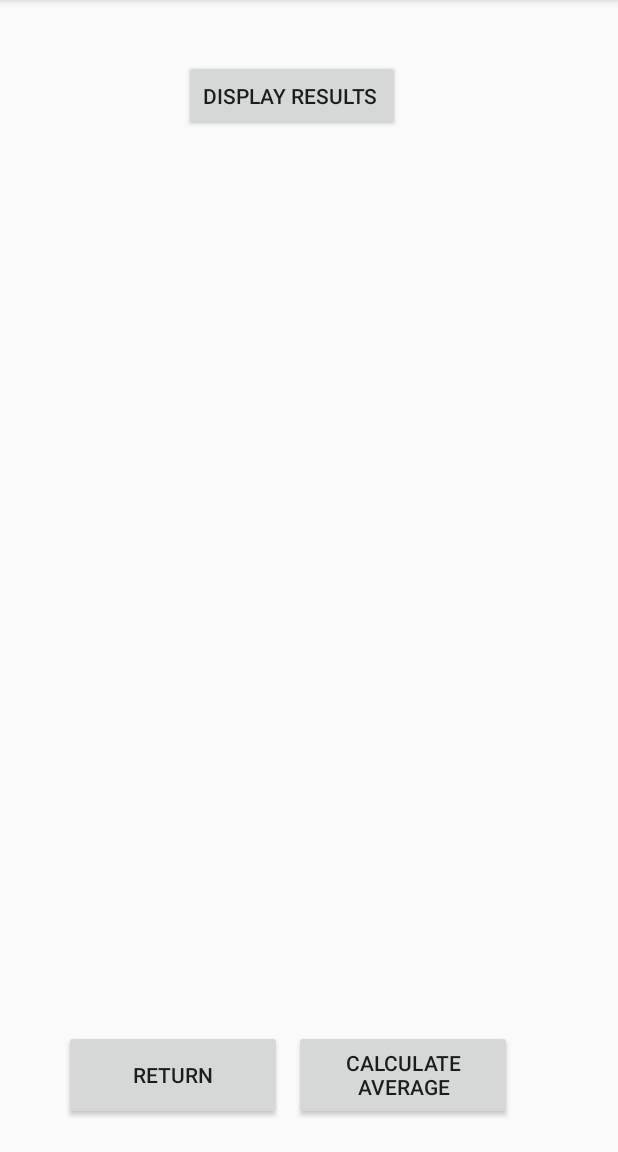
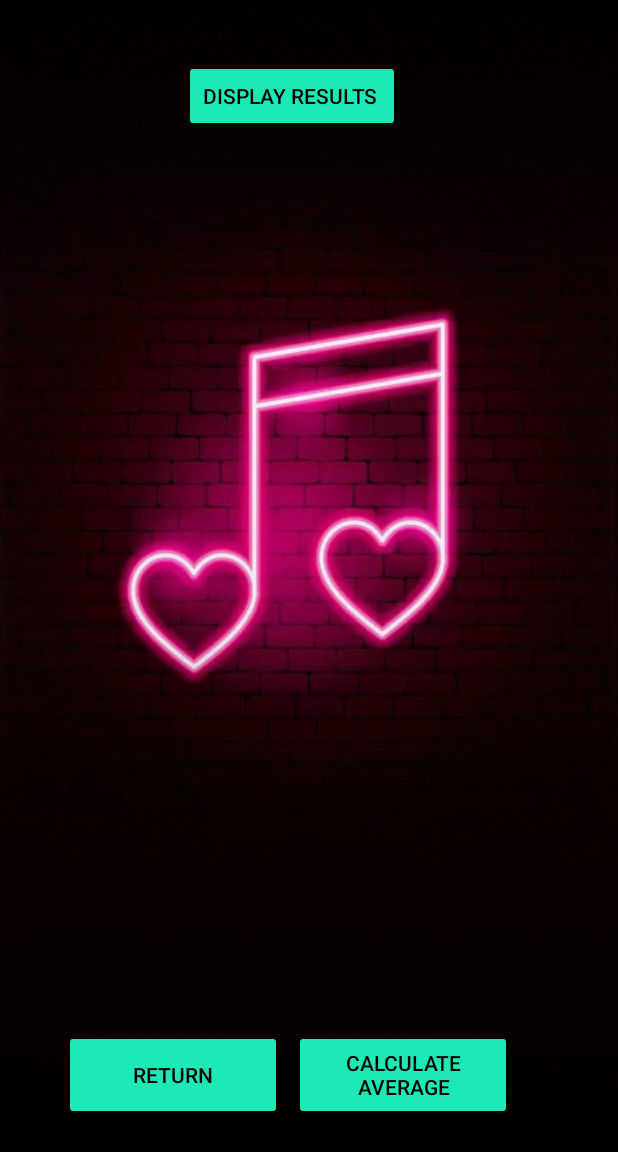
Before and after one commit to Jean-glitch22/Music_Playlist_Manager_App, an Android app: the screen it shows after launch (DetailedViewScreen), after a tap on "NEXT", on a phone screen of 412 x 824 dp, the part 84-1236 px from its top. Run offline under Robolectric (Android 15) with nearby library versions, the phone set to English and light mode, and no system bars; 1 other tap on this screen came first.

Commit message:
Screen Two commit

```diff
--- a/app/src/main/java/vcmsa/jean/musicplaylistmanagerapp/MainActivity.kt
+++ b/app/src/main/java/vcmsa/jean/musicplaylistmanagerapp/MainActivity.kt
@@ -4,20 +4,18 @@ import android.content.Intent
 import android.os.Bundle
 import android.widget.Button
 import android.widget.EditText
-// import android.widget.TextView // Not used, can be removed
 import android.widget.Toast
 import androidx.activity.enableEdgeToEdge
 import androidx.appcompat.app.AppCompatActivity
 import androidx.core.view.ViewCompat
 import androidx.core.view.WindowInsetsCompat
-// import kotlin.jvm.java // Not used, can be removed
 
 class MainActivity : AppCompatActivity() {
-    // These will store the data for your playlist
-    private val songTitlesList = ArrayList<String>() // Renamed for clarity and made private
-    private val artistNameList = ArrayList<String>() // Renamed for clarity and made private
-    private val ratingList = ArrayList<Int>()      // Renamed for clarity and made private
-    private val commentsList = ArrayList<String>()   // Renamed for clarity and made private
+    // these store the data of the playlist
+    private val songTitlesList = ArrayList<String>()
+    private val artistNameList = ArrayList<String>()
+    private val ratingList = ArrayList<Int>()
+    private val commentsList = ArrayList<String>()
 
     // Declare lateinit properties for your views
     private lateinit var edtSongTitles: EditText
--- a/app/src/main/res/layout/activity_detailed_view_screen.xml
+++ b/app/src/main/res/layout/activity_detailed_view_screen.xml
@@ -7,6 +7,27 @@
     android:layout_height="match_parent"
     tools:context=".DetailedViewScreen">
 
+    <androidx.constraintlayout.widget.ConstraintLayout
+        android:layout_width="0dp"
+        android:layout_height="0dp"
+        app:layout_constraintBottom_toBottomOf="parent"
+        app:layout_constraintEnd_toEndOf="parent"
+        app:layout_constraintStart_toStartOf="@+id/imageView"
+        app:layout_constraintTop_toTopOf="parent">
+
+    </androidx.constraintlayout.widget.ConstraintLayout>
+
+    <ImageView
+        android:id="@+id/imageView"
+        android:layout_width="0dp"
+        android:layout_height="0dp"
+        android:scaleType="fitXY"
+        app:layout_constraintBottom_toBottomOf="parent"
+        app:layout_constraintEnd_toEndOf="parent"
+        app:layout_constraintStart_toStartOf="parent"
+        app:layout_constraintTop_toTopOf="parent"
+        app:srcCompat="@drawable/music" />
+
     <Button
         android:id="@+id/btnDisplay"
         android:layout_width="wrap_content"
@@ -14,7 +35,9 @@
         android:layout_marginStart="20dp"
         android:layout_marginTop="40dp"
         android:layout_marginEnd="20dp"
+        android:backgroundTint="#1DE9B6"
         android:text="Display Results "
+        android:textColor="@color/black"
         app:layout_constraintBottom_toTopOf="@+id/tvResults"
         app:layout_constraintEnd_toEndOf="parent"
         app:layout_constraintHorizontal_bias="0.45"
@@ -28,7 +51,9 @@
         android:layout_height="60dp"
         android:layout_marginEnd="40dp"
         android:layout_marginBottom="20dp"
+        android:backgroundTint="#1DE9B6"
         android:text="Calculate Average"
+        android:textColor="@color/black"
         app:layout_constraintBottom_toBottomOf="parent"
         app:layout_constraintEnd_toEndOf="parent"
         app:layout_constraintHorizontal_bias="0.864"
@@ -42,7 +67,9 @@
         android:layout_height="60dp"
         android:layout_marginStart="40dp"
         android:layout_marginBottom="20dp"
+        android:backgroundTint="#1DE9B6"
         android:text="Return"
+        android:textColor="@color/black"
         app:layout_constraintBottom_toBottomOf="parent"
         app:layout_constraintEnd_toStartOf="@+id/btnAverage"
         app:layout_constraintHorizontal_bias="0.219"
@@ -57,10 +84,12 @@
         android:layout_marginStart="20dp"
         android:layout_marginTop="120dp"
         android:layout_marginEnd="20dp"
+        android:textColor="@color/white"
         app:layout_constraintBottom_toBottomOf="parent"
         app:layout_constraintEnd_toEndOf="parent"
         app:layout_constraintHorizontal_bias="0.39"
         app:layout_constraintStart_toStartOf="parent"
         app:layout_constraintTop_toTopOf="parent"
         app:layout_constraintVertical_bias="0.0" />
+
 </androidx.constraintlayout.widget.ConstraintLayout>
```
